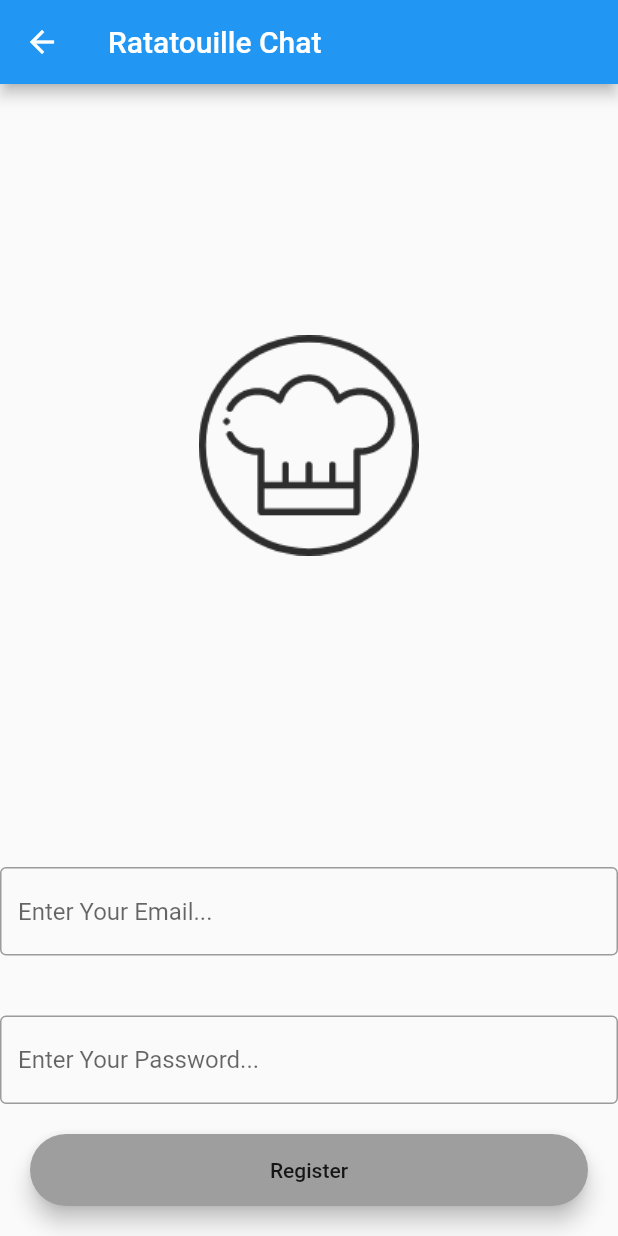
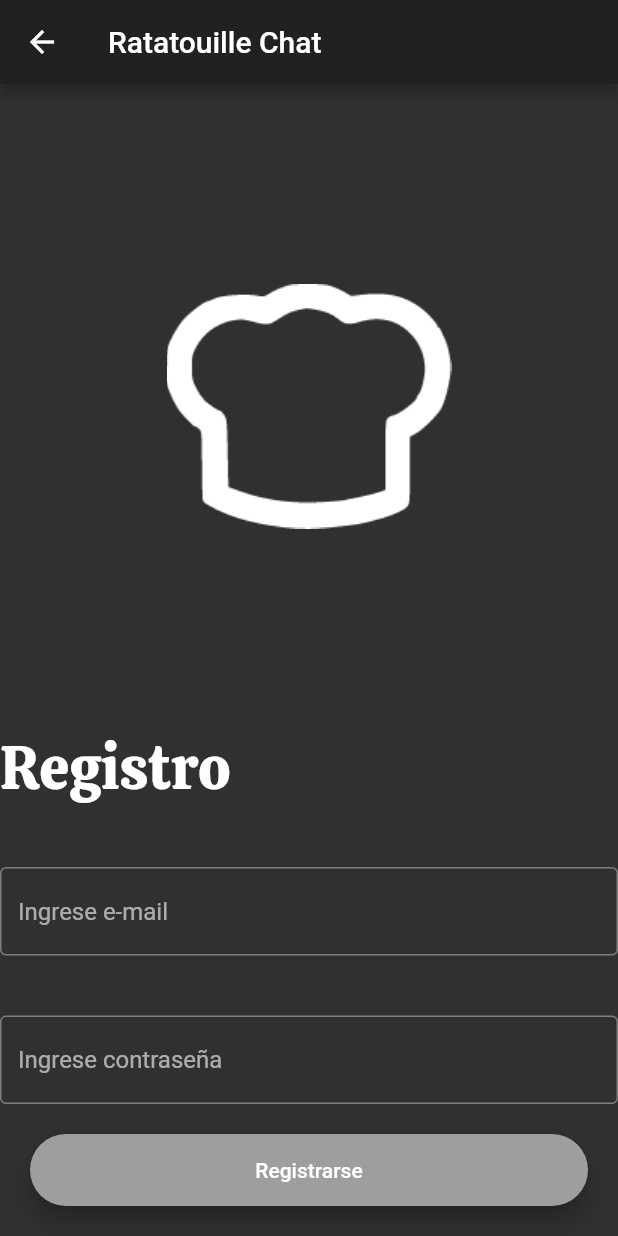
Before and after one commit to abelsantiagocortes/RatsChatAppDevelopment, a Flutter app: the Registration screen opened by its route, on a phone screen of 412 x 824 dp. Run offline on Flutter 3.47's test engine with Material 2 defaults, Android fonts, the phone set to English and light mode, and no system bars; our stand-ins replace cloud_firestore, firebase_auth; accounts and stored records are empty.

Commit message:
Full Nice Style

```diff
--- a/lib/main.dart
+++ b/lib/main.dart
@@ -10,7 +10,7 @@ class MyApp extends StatelessWidget {
     return MaterialApp(
       debugShowCheckedModeBanner: false,
       title: 'Flutter Demo',
-      theme: ThemeData(),
+      theme: ThemeData.dark(),
 
       initialRoute: MyHomePage.id,
       routes: {
@@ -43,7 +43,7 @@ class MyHomePage extends StatelessWidget {
                 tag: 'logo',
                 child: Container(
                   width: 200.0,
-                  child: Image.asset("assets/images/chef.png"),
+                  child: Image.asset("assets/images/logo.png"),
                 ),
               ),
             ],
@@ -55,9 +55,9 @@ class MyHomePage extends StatelessWidget {
             mainAxisAlignment: MainAxisAlignment.center,
             children: <Widget>[
               Text(
-                "ratatouille Chat",
+                "Ratatouille Chat",
                 style: TextStyle(
-                  fontFamily: 'Calistoga' ,
+                  fontFamily: 'Raleway' ,
                   fontSize: 40.0,
                 ),
               ),
@@ -70,13 +70,13 @@ class MyHomePage extends StatelessWidget {
           ),
 
           CustomButton(
-            text: "Log In",
+            text: "Ingresar",
             callback: () {
               Navigator.of(context).pushNamed(Login.id);
             },
           ),
           CustomButton(
-            text: "Register",
+            text: "Registrarse",
             callback: () {
               Navigator.of(context).pushNamed(Registration.id);
             },
@@ -155,10 +155,17 @@ class _RegistrationState extends State<Registration> {
               tag: 'logo',
               child: Container(
                 child: Image.asset(
-                  "assets/images/chef.png",
+                  "assets/images/logo.png",
                 ),
               ),
             ),
+          ),
+          Text(
+            "Registro",
+            style: TextStyle(
+              fontFamily: 'Calistoga' ,
+              fontSize: 40.0,
+          ),
           ),
           SizedBox(
             height: 40.0,
@@ -167,7 +174,7 @@ class _RegistrationState extends State<Registration> {
             keyboardType: TextInputType.emailAddress,
             onChanged: (value) => email = value,
             decoration: InputDecoration(
-              hintText: "Enter Your Email...",
+              hintText: "Ingrese e-mail",
               border: const OutlineInputBorder(),
             ),
           ),
@@ -179,12 +186,12 @@ class _RegistrationState extends State<Registration> {
             obscureText: true,
             onChanged: (value) => password = value,
             decoration: InputDecoration(
-              hintText: "Enter Your Password...",
+              hintText: "Ingrese contraseña",
               border: const OutlineInputBorder(),
             ),
           ),
           CustomButton(
-            text: "Register",
+            text: "Registrarse",
             callback: () async {
               await registerUser();
             },
@@ -238,7 +245,7 @@ class _LoginState extends State<Login> {
               tag: 'logo',
               child: Container(
                 child: Image.asset(
-                  "assets/images/chef.png",
+                  "assets/images/logo.png",
                 ),
               ),
             ),
@@ -250,7 +257,7 @@ class _LoginState extends State<Login> {
             keyboardType: TextInputType.emailAddress,
             onChanged: (value) => email = value,
             decoration: InputDecoration(
-              hintText: "Enter Your Email...",
+              hintText: "Ingrese su e mail",
               border: const OutlineInputBorder(),
             ),
           ),
@@ -262,7 +269,7 @@ class _LoginState extends State<Login> {
             obscureText: true,
             onChanged: (value) => password = value,
             decoration: InputDecoration(
-              hintText: "Enter Your Password...",
+              hintText: "Ingrese su contraseña",
               border: const OutlineInputBorder(),
             ),
           ),
@@ -318,7 +325,7 @@ class _ChatState extends State<Chat> {
           tag: 'logo',
           child: Container(
             height: 40.0,
-            child: Image.asset("assets/images/chef.png"),
+            child: Image.asset("assets/images/logo.png"),
           ),
         ),
         title: Text("Ratatouille Chat"),
@@ -374,7 +381,7 @@ class _ChatState extends State<Chat> {
                     child: TextField(
                       onSubmitted: (value) => callback(),
                       decoration: InputDecoration(
-                        hintText: "Enter a Message...",
+                        hintText: "Ingrese un Mensaje",
                         border: const OutlineInputBorder(),
                       ),
                       controller: messageController,
@@ -402,7 +409,7 @@ class SendButton extends StatelessWidget {
   @override
   Widget build(BuildContext context) {
     return FlatButton(
-      color: Colors.orange,
+      color: Colors.blueGrey,
       onPressed: callback,
       child: Text(text),
     );
@@ -428,7 +435,7 @@ class Message extends StatelessWidget {
             from,
           ),
           Material(
-            color: me ? Colors.teal : Colors.red,
+            color: me ? Colors.grey : Colors.black87,
             borderRadius: BorderRadius.circular(10.0),
             elevation: 6.0,
             child: Container(
--- a/pubspec.yaml
+++ b/pubspec.yaml
@@ -48,6 +48,7 @@ flutter:
     uses-material-design: true
     assets:
     - assets/images/chef.png
+    - assets/images/logo.png
 
     fonts:
       - family: Raleway
```
Also changed, not shown: assets/images/logo.png, 1 other file.
